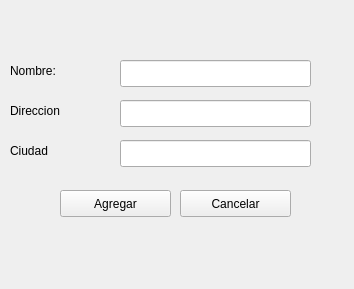
Qt form local2.ui (jose8club/Local) before a commit.
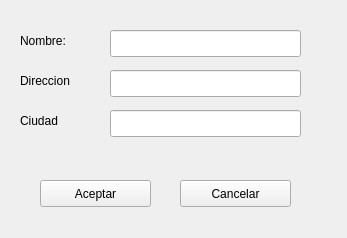
The same form after that commit.

What changed in the file:
```diff
--- a/local2.ui
+++ b/local2.ui
@@ -6,8 +6,8 @@
    <rect>
     <x>0</x>
     <y>0</y>
-    <width>354</width>
-    <height>289</height>
+    <width>347</width>
+    <height>238</height>
    </rect>
   </property>
   <property name="windowTitle">
@@ -16,8 +16,8 @@
   <widget class="QLineEdit" name="lineNombre">
    <property name="geometry">
     <rect>
-     <x>120</x>
-     <y>60</y>
+     <x>110</x>
+     <y>30</y>
      <width>191</width>
      <height>27</height>
     </rect>
@@ -26,8 +26,8 @@
   <widget class="QLabel" name="nombre_label">
    <property name="geometry">
     <rect>
-     <x>10</x>
-     <y>60</y>
+     <x>20</x>
+     <y>30</y>
      <width>71</width>
      <height>21</height>
     </rect>
@@ -39,8 +39,8 @@
   <widget class="QLineEdit" name="lineDireccion">
    <property name="geometry">
     <rect>
-     <x>120</x>
-     <y>100</y>
+     <x>110</x>
+     <y>70</y>
      <width>191</width>
      <height>27</height>
     </rect>
@@ -49,8 +49,8 @@
   <widget class="QLabel" name="direccion_label">
    <property name="geometry">
     <rect>
-     <x>10</x>
-     <y>100</y>
+     <x>20</x>
+     <y>70</y>
      <width>81</width>
      <height>21</height>
     </rect>
@@ -62,8 +62,8 @@
   <widget class="QLineEdit" name="lineCiudad">
    <property name="geometry">
     <rect>
-     <x>120</x>
-     <y>140</y>
+     <x>110</x>
+     <y>110</y>
      <width>191</width>
      <height>27</height>
     </rect>
@@ -72,8 +72,8 @@
   <widget class="QLabel" name="ciudad_label">
    <property name="geometry">
     <rect>
-     <x>10</x>
-     <y>140</y>
+     <x>20</x>
+     <y>110</y>
      <width>71</width>
      <height>21</height>
     </rect>
@@ -85,21 +85,21 @@
   <widget class="QPushButton" name="PushAceptar">
    <property name="geometry">
     <rect>
-     <x>60</x>
-     <y>190</y>
+     <x>40</x>
+     <y>180</y>
      <width>111</width>
      <height>27</height>
     </rect>
    </property>
    <property name="text">
-    <string>Agregar</string>
+    <string>Aceptar</string>
    </property>
   </widget>
   <widget class="QPushButton" name="PushSalir">
    <property name="geometry">
     <rect>
      <x>180</x>
-     <y>190</y>
+     <y>180</y>
      <width>111</width>
      <height>27</height>
     </rect>
```
